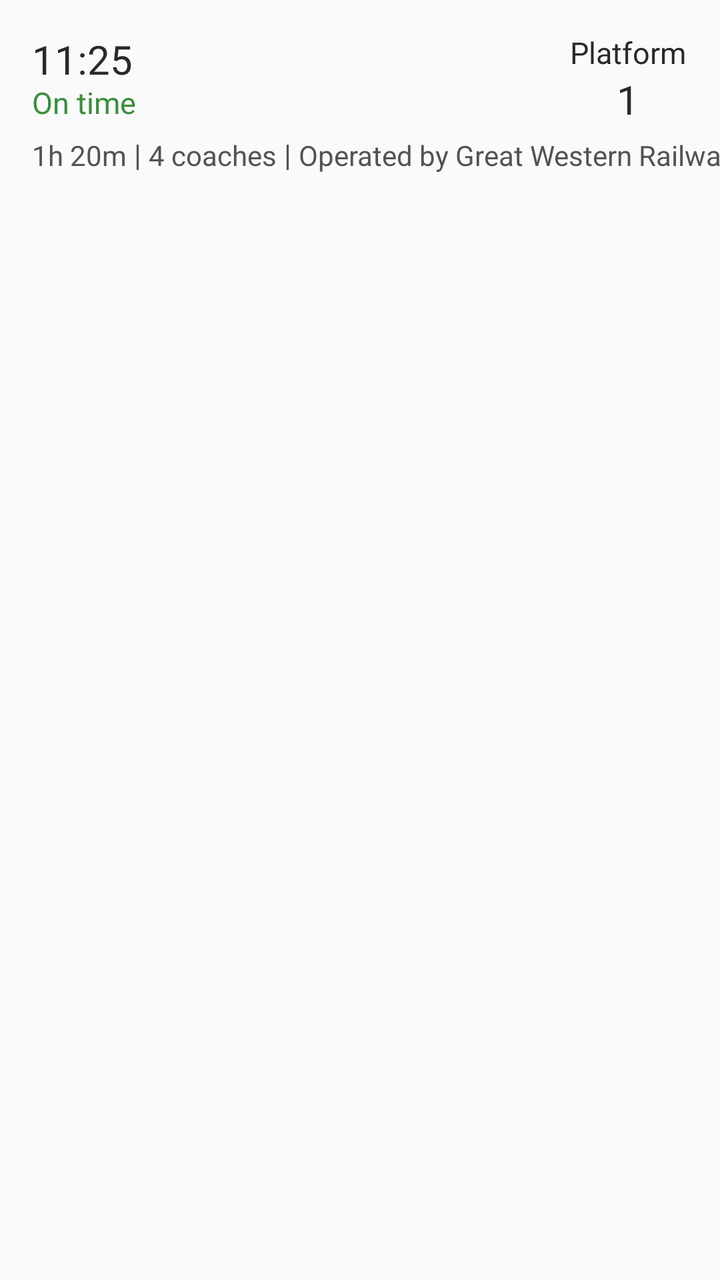
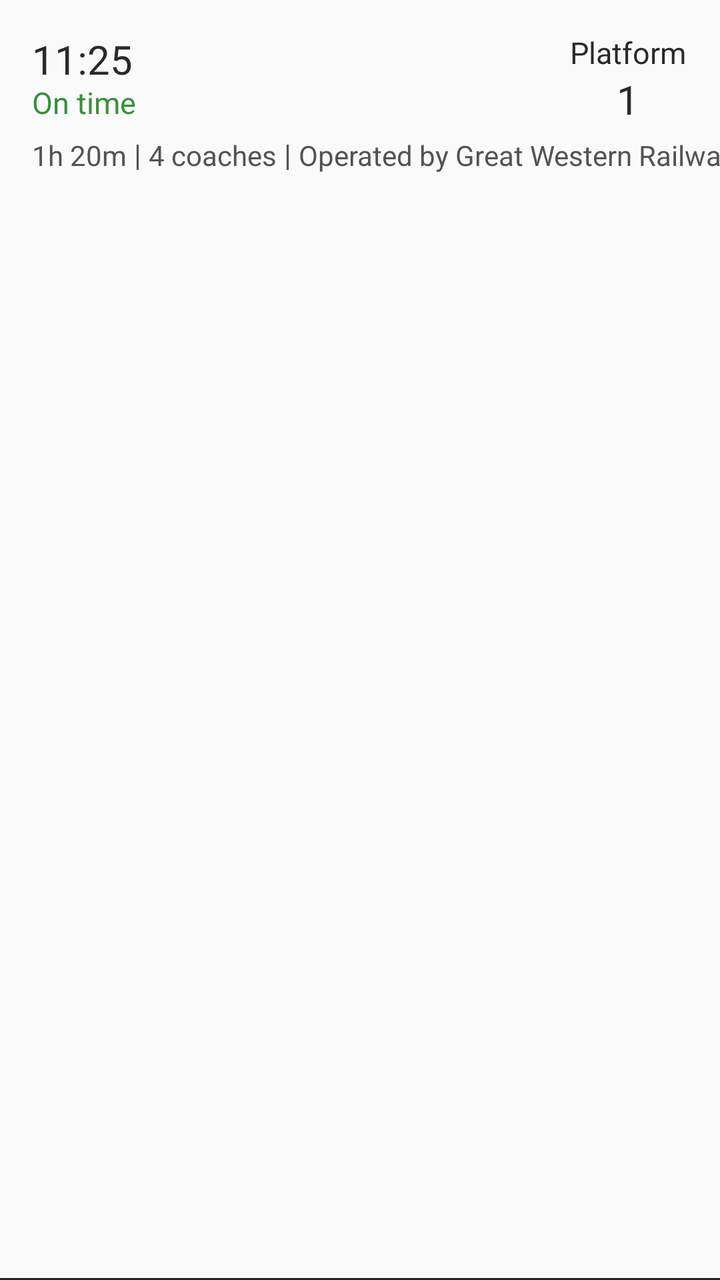

Compare the two renders of this Android layout. The source of the first and the diff that turns it into the second are given below.
<!-- AndroidManifest.xml: application theme Theme.AppCompat.Light.NoActionBar -->
<!-- res/layout/departures.xml -->
<?xml version="1.0" encoding="utf-8"?>
<androidx.constraintlayout.widget.ConstraintLayout xmlns:android="http://schemas.android.com/apk/res/android"
    xmlns:app="http://schemas.android.com/apk/res-auto"
    xmlns:tools="http://schemas.android.com/tools"
    android:id="@+id/constraintLayout"
    android:layout_width="match_parent"
    android:layout_height="wrap_content"
    android:paddingBottom="16dp">

    <TextView
        android:id="@+id/txt_dash_1"
        android:layout_width="11dp"
        android:layout_height="20dp"
        android:layout_marginTop="6dp"
        android:text="@string/vertical_dash"
        android:textAlignment="center"
        android:textColor="@color/secondary_text"
        android:textSize="15sp"
        android:visibility="visible"
        app:layout_constraintStart_toEndOf="@+id/txt_subinfo_1"
        app:layout_constraintTop_toBottomOf="@+id/txt_status" />

    <TextView
        android:id="@+id/txt_departure"
        android:layout_width="65dp"
        android:layout_height="25dp"
        android:layout_marginStart="16dp"
        android:layout_marginTop="16dp"
        android:text="11:25"
        android:textColor="@color/main_text"
        android:textSize="20sp"
        app:layout_constraintStart_toStartOf="parent"
        app:layout_constraintTop_toTopOf="parent" />

    <TextView
        android:id="@+id/txt_status"
        android:layout_width="70dp"
        android:layout_height="20dp"
        android:layout_marginStart="16dp"
        android:text="On time"
        android:textColor="@color/on_time"
        android:textSize="15sp"
        app:layout_constraintStart_toStartOf="parent"
        app:layout_constraintTop_toBottomOf="@+id/txt_departure" />

    <TextView
        android:id="@+id/txt_destination"
        android:layout_width="0dp"
        android:layout_height="45dp"
        android:layout_marginStart="9dp"
        android:layout_marginTop="16dp"
        android:layout_marginEnd="9dp"
        android:textAlignment="center"
        android:textColor="@color/main_text"
        android:textSize="30sp"
        app:autoSizeMaxTextSize="30sp"
        app:autoSizeMinTextSize="10sp"
        app:autoSizeTextType="uniform"
        app:layout_constraintEnd_toStartOf="@+id/txt_platform"
        app:layout_constraintStart_toEndOf="@+id/txt_departure"
        app:layout_constraintTop_toTopOf="parent" />

    <TextView
        android:id="@+id/txt_platform"
        android:layout_width="60dp"
        android:layout_height="20dp"
        android:layout_marginTop="16dp"
        android:layout_marginEnd="16dp"
        android:text="@string/platform"
        android:textAlignment="center"
        android:textColor="@color/main_text"
        android:textSize="15sp"
        app:layout_constraintEnd_toEndOf="parent"
        app:layout_constraintTop_toTopOf="parent" />

    <TextView
        android:id="@+id/txt_platform_no"
        android:layout_width="60dp"
        android:layout_height="25dp"
        android:layout_marginEnd="16dp"
        android:text="1"
        android:textAlignment="center"
        android:textColor="@color/main_text"
        android:textSize="20sp"
        app:layout_constraintEnd_toEndOf="parent"
        app:layout_constraintTop_toBottomOf="@+id/txt_platform" />

    <TextView
        android:id="@+id/txt_subinfo_1"
        android:layout_width="wrap_content"
        android:layout_height="wrap_content"
        android:layout_marginStart="16dp"
        android:layout_marginTop="7dp"
        android:text="1h 20m"
        android:textColor="@color/secondary_text"
        app:layout_constraintStart_toStartOf="parent"
        app:layout_constraintTop_toBottomOf="@+id/txt_status" />

    <TextView
        android:id="@+id/txt_subinfo_2"
        android:layout_width="wrap_content"
        android:layout_height="wrap_content"
        android:layout_marginTop="7dp"
        android:text="4 coaches"
        android:textColor="@color/secondary_text"
        app:layout_constraintStart_toEndOf="@+id/txt_dash_1"
        app:layout_constraintTop_toBottomOf="@+id/txt_status" />

    <TextView
        android:id="@+id/txt_subinfo_3"
        android:layout_width="wrap_content"
        android:layout_height="wrap_content"
        android:layout_marginTop="7dp"
        android:text="Operated by Great Western Railway"
        android:textColor="@color/secondary_text"
        app:layout_constraintStart_toEndOf="@+id/txt_dash_2"
        app:layout_constraintTop_toBottomOf="@+id/txt_destination" />

    <TextView
        android:id="@+id/txt_dash_2"
        android:layout_width="11dp"
        android:layout_height="20dp"
        android:layout_marginTop="6dp"
        android:text="@string/vertical_dash"
        android:textAlignment="center"
        android:textColor="@color/secondary_text"
        android:textSize="15sp"
        app:layout_constraintStart_toEndOf="@+id/txt_subinfo_2"
        app:layout_constraintTop_toBottomOf="@+id/txt_destination" />

    <TextView
        android:id="@+id/txt_destination_with_via"
        android:layout_width="0dp"
        android:layout_height="28dp"
        android:layout_marginStart="9dp"
        android:layout_marginTop="16dp"
        android:layout_marginEnd="9dp"
        android:autoSizeMaxTextSize="25sp"
        android:autoSizeTextType="uniform"
        android:textAlignment="center"
        android:textColor="@color/main_text"
        app:layout_constraintEnd_toStartOf="@+id/txt_platform"
        app:layout_constraintStart_toEndOf="@+id/txt_departure"
        app:layout_constraintTop_toTopOf="parent" />

    <TextView
        android:id="@+id/txt_via"
        android:layout_width="0dp"
        android:layout_height="17dp"
        android:layout_marginStart="4dp"
        android:layout_marginEnd="9dp"
        android:textAlignment="center"
        android:textSize="14sp"
        app:layout_constraintEnd_toStartOf="@+id/txt_platform_no"
        app:layout_constraintStart_toEndOf="@+id/txt_status"
        app:layout_constraintTop_toBottomOf="@+id/txt_destination_with_via" />

</androidx.constraintlayout.widget.ConstraintLayout>
<!-- resources referenced by this layout -->
<resources>
  <color name="main_text">#FF292929</color>
  <color name="on_time">#388F3C</color>
  <color name="secondary_text">#535353</color>
  <string name="platform">Platform</string>
  <string name="vertical_dash">|</string>
</resources>

<!-- the commit's change to res/layout/departures.xml (unified diff, before → after) -->
@@ -5,6 +5,7 @@
     android:id="@+id/constraintLayout"
     android:layout_width="match_parent"
     android:layout_height="wrap_content"
+    android:background="@drawable/bottom_border"
     android:paddingBottom="16dp">
 
     <TextView
@@ -17,7 +18,7 @@
         android:textColor="@color/secondary_text"
         android:textSize="15sp"
         android:visibility="visible"
-        app:layout_constraintStart_toEndOf="@+id/txt_subinfo_1"
+        app:layout_constraintStart_toEndOf="@+id/service_journey_time"
         app:layout_constraintTop_toBottomOf="@+id/txt_status" />
 
     <TextView
@@ -86,7 +87,7 @@
         app:layout_constraintTop_toBottomOf="@+id/txt_platform" />
 
     <TextView
-        android:id="@+id/txt_subinfo_1"
+        android:id="@+id/service_journey_time"
         android:layout_width="wrap_content"
         android:layout_height="wrap_content"
         android:layout_marginStart="16dp"
@@ -107,7 +108,7 @@
         app:layout_constraintTop_toBottomOf="@+id/txt_status" />
 
     <TextView
-        android:id="@+id/txt_subinfo_3"
+        android:id="@+id/service_operator"
         android:layout_width="wrap_content"
         android:layout_height="wrap_content"
         android:layout_marginTop="7dp"
<!-- resource entries referenced after the edit -->
@@ -3,6 +3,16 @@
   <color name="main_text">#FF292929</color>
   <color name="on_time">#388F3C</color>
   <color name="secondary_text">#535353</color>
+  <!-- drawable bottom_border (drawable) -->
+  <?xml version="1.0" encoding="utf-8"?>
+  <layer-list xmlns:android="http://schemas.android.com/apk/res/android">
+      <item android:left="-1dp" android:right="-1dp"  android:top="-1dp"
+          android:bottom="0dp">
+          <shape android:shape="rectangle">
+              <stroke android:width="1dp" android:color="#272727" />
+          </shape>
+      </item>
+  </layer-list>
   <string name="platform">Platform</string>
   <string name="vertical_dash">|</string>
 </resources>
